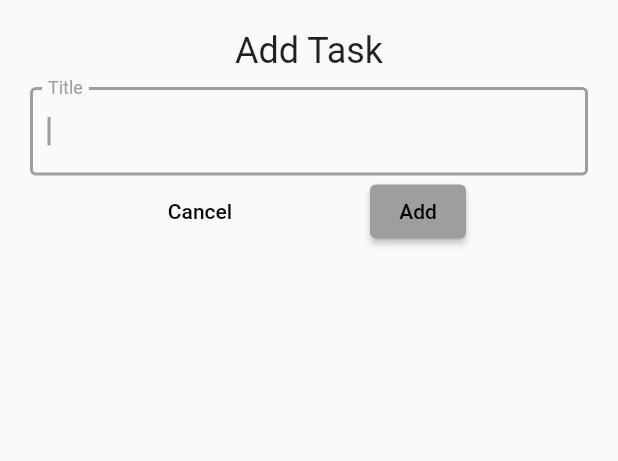
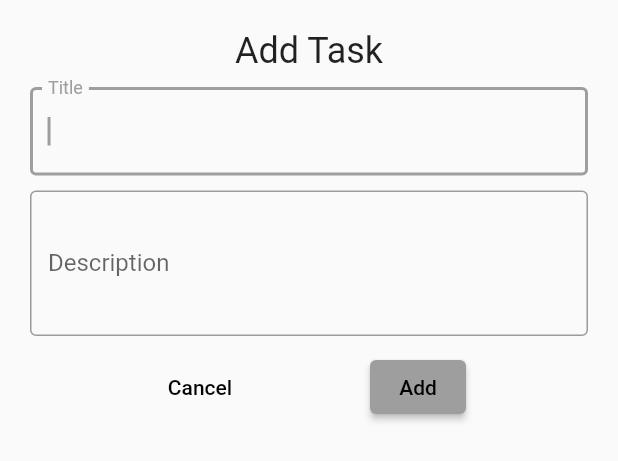
Before and after one commit to Neloy-SWE/Daily-Plans, a Flutter app: the BottomSheetBody widget shown alone on an empty page, opened directly, on a phone screen of 412 x 824 dp. Shown: the top 461 px of the screen. Run offline on Flutter 3.47's test engine with Material 2 defaults, Android fonts, the light colour scheme and no system bars; our stand-ins replace equatable, flutter_bloc, hydrated_bloc.

Commit message:
task description add feature added

```diff
--- a/lib/components/bottom_navigation_bar.dart
+++ b/lib/components/bottom_navigation_bar.dart
@@ -38,6 +38,7 @@ class _BottomNavBarState extends State<BottomNavBar> {
 
   void _addTask(BuildContext context) {
     showModalBottomSheet(
+      isScrollControlled: true,
       context: context,
       builder: (context) => SingleChildScrollView(
         child: Container(
--- a/lib/components/custom_bottom_sheet_body.dart
+++ b/lib/components/custom_bottom_sheet_body.dart
@@ -11,6 +11,7 @@ class BottomSheetBody extends StatelessWidget {
   @override
   Widget build(BuildContext context) {
     TextEditingController titleController = TextEditingController();
+    TextEditingController descriptionController = TextEditingController();
     return Padding(
       padding: const EdgeInsets.all(20),
       child: Column(
@@ -32,6 +33,22 @@ class BottomSheetBody extends StatelessWidget {
               border: OutlineInputBorder(),
             ),
           ),
+          AppSize.gapH10,
+
+          // text field for task description
+          TextField(
+            autofocus: true,
+            controller: descriptionController,
+            minLines: 3,
+            maxLines: 5,
+            decoration: const InputDecoration(
+              label: Text(
+                AllText.description,
+              ),
+              border: OutlineInputBorder(),
+            ),
+          ),
+          AppSize.gapH10,
 
           // cancel, add button
           Row(
@@ -50,6 +67,7 @@ class BottomSheetBody extends StatelessWidget {
                 onPressed: () {
                   var task = TaskModel(
                     title: titleController.text,
+                    description: descriptionController.text,
                     id: GUIDGen.generate(),
                   );
                   context.read<TasksBloc>().add(
--- a/lib/components/custom_drawer.dart
+++ b/lib/components/custom_drawer.dart
@@ -1,5 +1,4 @@
 import 'package:daily_plans/screens/screen_recycle_bin.dart';
-import 'package:daily_plans/screens/screen_pending_task.dart';
 import 'package:daily_plans/utilities/strings.dart';
 import 'package:flutter/material.dart';
 
--- a/lib/model/constants.dart
+++ b/lib/model/constants.dart
@@ -10,4 +10,5 @@ class ModelConstants {
   static const String pendingTasks = "pendingTasks";
   static const String completedTasks = "completedTasks";
   static const String favoriteTasks = "favoriteTasks";
+  static const String description = "description";
 }
--- a/lib/model/model_task.dart
+++ b/lib/model/model_task.dart
@@ -1,15 +1,16 @@
 import 'package:equatable/equatable.dart';
 import 'constants.dart';
 
-
 class TaskModel extends Equatable {
   final String title;
+  final String description;
   final String id;
   bool? isDone;
   bool? isDeleted;
 
   TaskModel({
     required this.title,
+    required this.description,
     required this.id,
     this.isDone,
     this.isDeleted,
@@ -20,12 +21,14 @@ class TaskModel extends Equatable {
 
   TaskModel tm({
     String? title,
+    String? description,
     String? id,
     bool? isDone,
     bool? isDeleted,
   }) {
     return TaskModel(
       title: title ?? this.title,
+      description: description ?? this.description,
       id: id ?? this.id,
       isDone: isDone ?? this.isDone,
       isDeleted: isDeleted ?? this.isDeleted,
@@ -35,6 +38,7 @@ class TaskModel extends Equatable {
   Map<String, dynamic> toMap() {
     return {
       ModelConstants.title: title,
+      ModelConstants.description: description,
       ModelConstants.id: id,
       ModelConstants.isDone: isDone,
       ModelConstants.isDeleted: isDeleted,
@@ -44,6 +48,7 @@ class TaskModel extends Equatable {
   factory TaskModel.fromMap(Map<String, dynamic> map) {
     return TaskModel(
       title: map[ModelConstants.title] ?? "",
+      description: map[ModelConstants.description] ?? "",
       id: map[ModelConstants.id] ?? "",
       isDone: map[ModelConstants.isDone] ?? "",
       isDeleted: map[ModelConstants.isDeleted] ?? "",
@@ -54,6 +59,7 @@ class TaskModel extends Equatable {
   List<Object?> get props {
     return [
       title,
+      description,
       id,
       isDone,
       isDeleted,
--- a/lib/utilities/strings.dart
+++ b/lib/utilities/strings.dart
@@ -16,4 +16,5 @@ class AllText {
   static const String completedTasksColon = "Completed Tasks: ";
   static const String favoriteTasks = "Favorite Tasks";
   static const String favoriteTasksColon = "Favorite Tasks: ";
+  static const String description = "Description";
 }
```
Also changed, not shown: lib/components/custom_expansion_tile.dart (+10 -8 lines), lib/components/custom_task_list.dart (+44 -9 lines).
